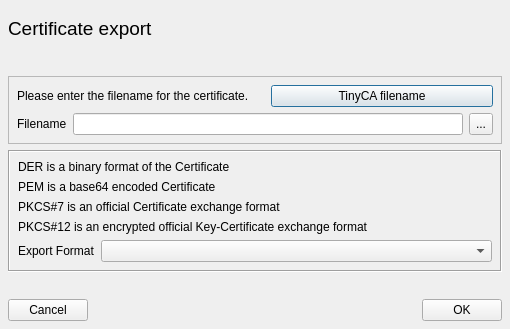
This is ui/ExportCert.ui in chris2511/xca as Qt 5 draws it before an edit. The edited form follows.
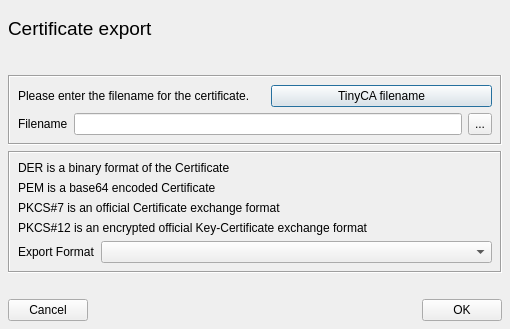
This is the edited form.

Diff of the .ui file:
```diff
--- a/ui/ExportCert.ui
+++ b/ui/ExportCert.ui
@@ -104,10 +104,10 @@
    <item>
     <widget class="QFrame" name="frame_2" >
      <property name="frameShape" >
-      <enum>QFrame::StyledPanel</enum>
+      <enum>QFrame::Box</enum>
      </property>
      <property name="frameShadow" >
-      <enum>QFrame::Raised</enum>
+      <enum>QFrame::Sunken</enum>
      </property>
      <layout class="QGridLayout" >
       <property name="margin" >
```
Left out of the diff: 3 changed lines with no effect on the pictures.
